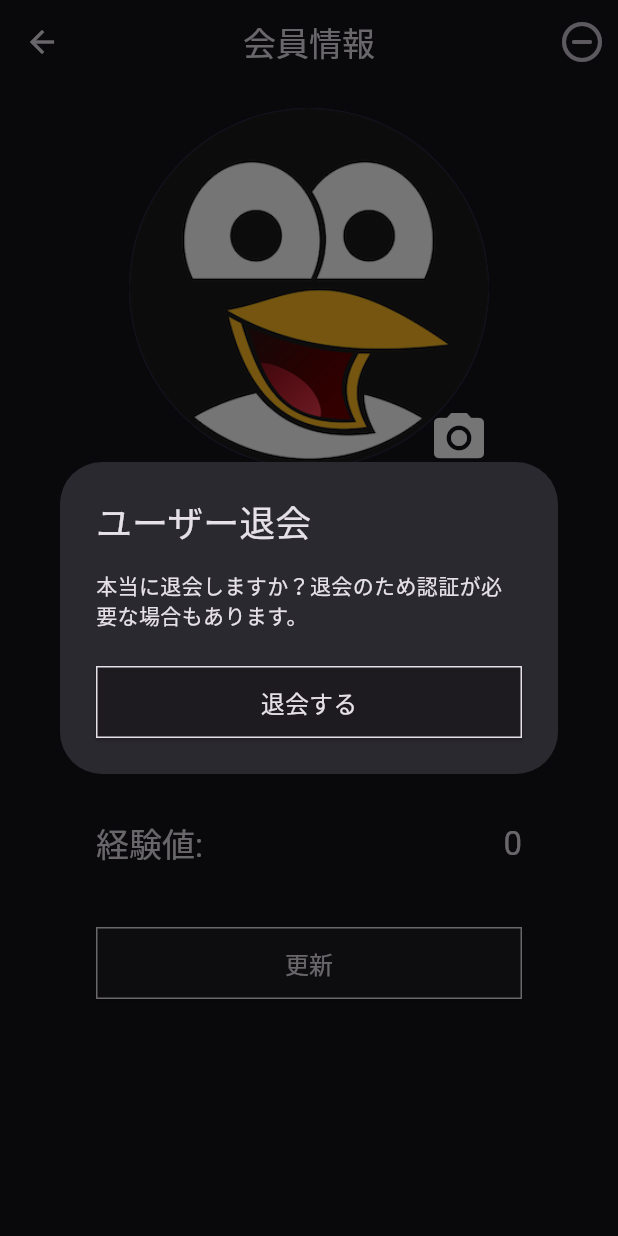
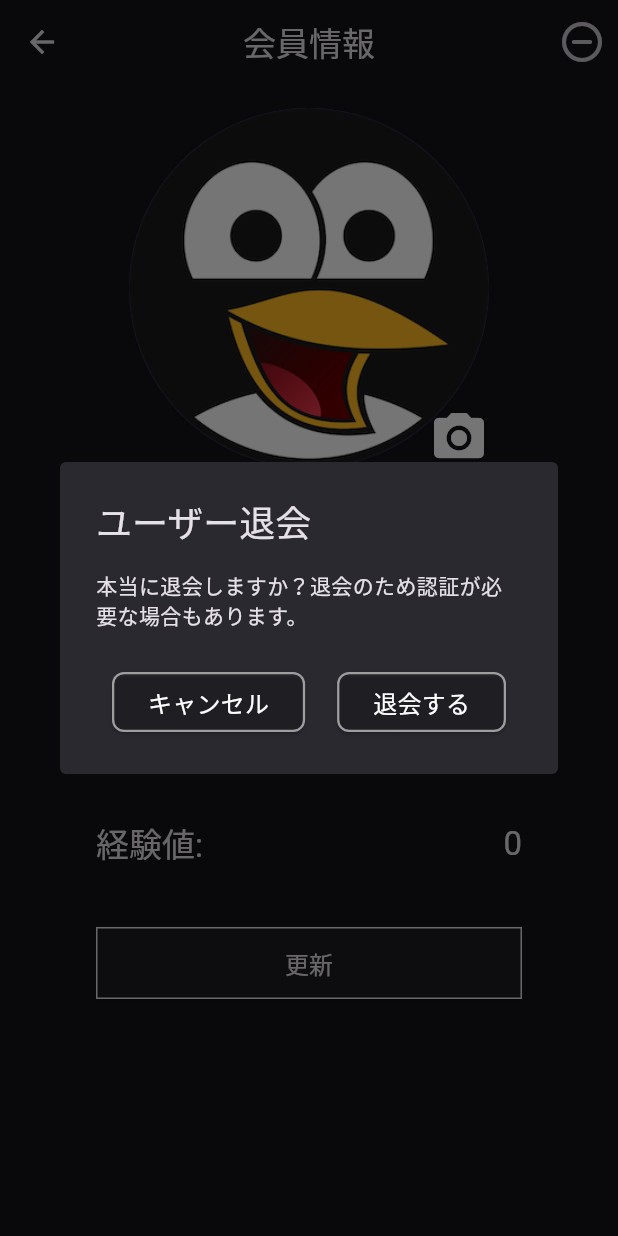
Before and after one commit to jhh78/what_this, a Flutter app: the UserInfoScreen screen opened directly, after a tap on the "remove circle outline" icon, on a phone screen of 412 x 824 dp. Run offline on Flutter 3.47's test engine with Material 3 defaults, Android fonts, the phone set to English and light mode, and no system bars; our stand-ins replace cached_network_image, firebase_auth, firebase_core, flutter_colorpicker, flutter_dotenv, flutter_signin_button and 10 more; missing offline and left inert: exif; accounts and stored records are empty; generated files the repository leaves out were written again.

Commit message:
스낵바 공통화작업

```diff
--- a/lib/screen/profile/user_info.dart
+++ b/lib/screen/profile/user_info.dart
@@ -11,6 +11,8 @@ import 'package:whats_this/util/constants.dart';
 import 'package:whats_this/util/styles.dart';
 import 'package:whats_this/util/util.dart';
 import 'package:whats_this/widget/atoms/action_button.dart';
+import 'package:whats_this/widget/atoms/dimple_diadlog.dart';
+import 'package:whats_this/widget/atoms/snackber.dart';
 
 class UserInfoScreen extends StatelessWidget {
   UserInfoScreen({super.key});
@@ -41,43 +43,25 @@ class UserInfoScreen extends StatelessWidget {
 
   void _handleUserDelete() {
     if (userProvider.isDeleted.value) {
-      Get.snackbar(
-        '処理中',
-        'ユーザー情報を削除しています。',
-        snackPosition: SnackPosition.BOTTOM,
-        margin: const EdgeInsets.all(24),
-        backgroundColor: Colors.redAccent,
-        colorText: Colors.white,
-      );
+      infoSnackBar(title: '処理中', content: 'ユーザー情報を削除しています。');
       return;
     }
 
     Get.dialog(
-      AlertDialog(
-        title: const Text('ユーザー退会'),
-        content: const Text('本当に退会しますか？退会のため認証が必要な場合もあります。'),
-        actions: [
-          ActionButtonWidget(
-            buttonText: '退会する',
-            isUpdated: false,
-            onPressed: () async {
+      SimpleDialogWidget(
+        title: 'ユーザー退会',
+        content: '本当に退会しますか？退会のため認証が必要な場合もあります。',
+        okTitle: '退会する',
+        okFunction: () async {
           try {
             Get.back();
+            userProvider.isDeleted.value = true;
             await userProvider.deleteUser();
             Get.offAll(() => SignInScreen());
           } catch (e) {
-                Get.snackbar(
-                  'エラー',
-                  'ユーザー情報の削除に失敗しました。',
-                  snackPosition: SnackPosition.BOTTOM,
-                  margin: const EdgeInsets.all(24),
-                  backgroundColor: Colors.redAccent,
-                  colorText: Colors.white,
-                );
+            errorSnackBar(title: 'エラー', content: 'ユーザー情報の削除に失敗しました。');
           }
         },
-          ),
-        ],
       ),
     );
   }
@@ -150,16 +134,20 @@ class UserInfoScreen extends StatelessWidget {
   Widget build(BuildContext context) {
     return SafeArea(
       child: Scaffold(
-        appBar: AppBar(
-          title: const Text('会員情報'),
+        appBar: PreferredSize(
+          preferredSize: const Size.fromHeight(kToolbarHeight),
+          child: Obx(() => AppBar(
+                title: Text(userProvider.isDeleted.value ? '会員削除中' : '会員情報'),
                 centerTitle: true,
                 actions: [
+                  if (!userProvider.isDeleted.value)
                     IconButton(
                       icon: const Icon(Icons.remove_circle_outline_rounded),
                       onPressed: _handleUserDelete,
                       iconSize: ICON_SIZE,
                     ),
                 ],
+              )),
         ),
         body: Stack(
           children: [
--- /dev/null
+++ b/lib/widget/atoms/dimple_diadlog.dart
@@ -0,0 +1,53 @@
+import 'package:flutter/material.dart';
+import 'package:get/get.dart';
+
+import 'simple_button.dart';
+
+class SimpleDialogWidget extends StatelessWidget {
+  const SimpleDialogWidget({
+    super.key,
+    required this.title,
+    required this.content,
+    this.cancelTitle = 'キャンセル',
+    this.cancelFunction,
+    required this.okTitle,
+    required this.okFunction,
+  });
+
+  final String title;
+  final String content;
+  final String cancelTitle;
+  final String okTitle;
+  final Function() okFunction;
+  final Function()? cancelFunction;
+
+  @override
+  Widget build(BuildContext context) {
+    return AlertDialog(
+      title: Text(title),
+      content: Text(
+        content,
+      ),
+      shape: const RoundedRectangleBorder(
+        borderRadius: BorderRadius.all(Radius.circular(4)),
+      ),
+      actions: [
+        Row(
+          mainAxisAlignment: MainAxisAlignment.spaceAround,
+          children: [
+            SimpleButtonWidget(
+                onClick: () {
+                  if (cancelFunction != null) {
+                    cancelFunction!();
+                  }
+
+                  Get.back();
+                },
+                title: cancelTitle),
+            SimpleButtonWidget(onClick: okFunction, title: okTitle),
+          ],
+        )
+      ],
+    );
+  }
+}
```
Also changed, not shown: lib/service/vender/camera.dart (+6 -19 lines), lib/widget/atoms/snackber.dart (added, +69 -0 lines). Lines whose indentation alone changed are shown as unchanged.
